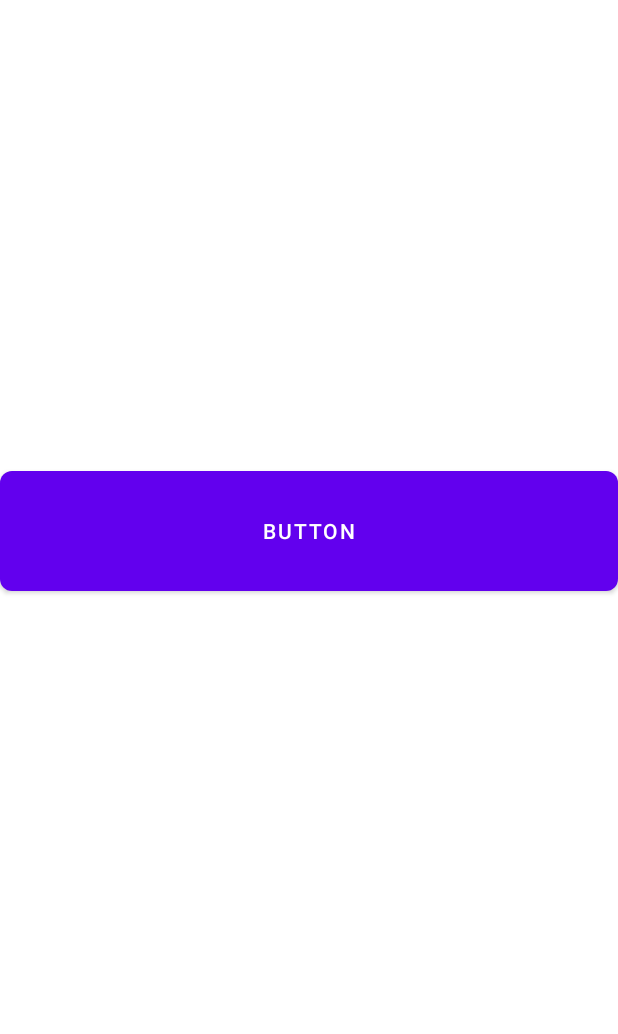
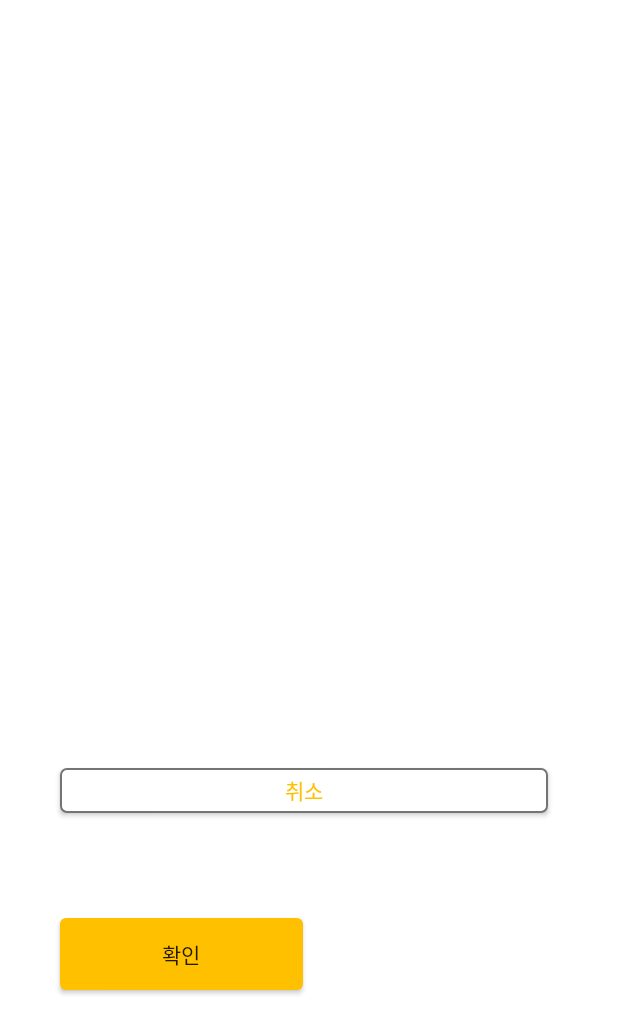
Before and after one commit to Dev-SaTu/KBSC-2022, an Android app: the activity_testcex screen opened directly, with no data from a screen before it, on a phone screen of 412 x 824 dp. Shown: the top 1034 px of the screen. Run offline under Robolectric (Android 15) with nearby library versions, the phone set to English and light mode, and no system bars.

Commit message:
xml 레이아웃 추가 및 value 정리

```diff
--- /dev/null
+++ b/MyApplication/app/src/main/res/drawable/sd_btn_apply.xml
@@ -0,0 +1,7 @@
+<?xml version="1.0" encoding="utf-8"?>
+<shape xmlns:android="http://schemas.android.com/apk/res/android" android:shape="rectangle">
+    <solid android:color="@color/color1" />
+    <corners android:radius="4dp" />
+    <size android:width="162dp" android:height="37.8dp" />
+    <font android:fontFamily="@font/apple_font"/>
+</shape>
--- a/MyApplication/app/src/main/res/drawable/shape_btn_with_box.xml
+++ b/MyApplication/app/src/main/res/drawable/sd_btn_with_box2.xml
@@ -1,6 +1,7 @@
 <?xml version="1.0" encoding="utf-8"?>
 <shape xmlns:android="http://schemas.android.com/apk/res/android" android:shape="rectangle">
     <solid android:color="@color/color1" />
-    <corners android:radius="8dp" />
-    <size android:width="440dp" android:height="80dp" />
+    <corners android:radius="4dp" />
+    <size android:width="105dp" android:height="30dp" />
+    <font android:fontFamily="@font/apple_font" />
 </shape>
--- /dev/null
+++ b/MyApplication/app/src/main/res/drawable/sd_text_box_full.xml
@@ -0,0 +1,8 @@
+<?xml version="1.0" encoding="utf-8"?>
+<shape xmlns:android="http://schemas.android.com/apk/res/android" android:shape="rectangle">
+    <solid android:color="@color/color6" />
+    <corners android:radius="4dp" />
+    <stroke android:width="1dp" android:color="@color/color2"/>
+    <size android:width="325dp" android:height="30dp" />
+    <font android:fontFamily="@font/apple_font" />
+</shape>
--- a/MyApplication/app/src/main/res/layout/activity_test.xml
+++ b/MyApplication/app/src/main/res/layout/activity_test.xml
@@ -6,16 +6,38 @@
     android:layout_height="match_parent"
     tools:context=".activity_testcex">
 
-    <Button
+
+
+
+    <!-- 상단 코드 세줄을 복사하면 양식을 카피 가능하다.-->
+    <!-- <android.widget.Button  // 양식 사용위해서 android.widget으로
+            android:minWidth="0dp"
+            android:minHeight="0dp"
+            android:background="@drawable/sd_text_box_full" -->
+    <android.widget.Button
+        android:minWidth="0dp"
+        android:minHeight="0dp"
+        android:background="@drawable/sd_text_box_full"
         android:id="@+id/button"
         android:layout_width="wrap_content"
         android:layout_height="wrap_content"
-        android:background="@drawable/shape_btn_with_box"
-        android:text="Button"
-        app:layout_constraintBottom_toBottomOf="parent"
+        android:layout_marginTop="512dp"
+        android:text="@string/btn_cancle"
+        android:textColor="@color/color1"
         app:layout_constraintEnd_toEndOf="parent"
-        app:layout_constraintHorizontal_bias="0.0"
+        app:layout_constraintHorizontal_bias="0.464"
         app:layout_constraintStart_toStartOf="parent"
-        app:layout_constraintTop_toTopOf="parent"
-        app:layout_constraintVertical_bias="0.422" />
+        app:layout_constraintTop_toTopOf="parent" />
+
+    <android.widget.Button
+        android:id="@+id/button2"
+        android:layout_width="wrap_content"
+        android:layout_height="wrap_content"
+        android:layout_marginTop="612dp"
+        android:background="@drawable/sd_btn_apply"
+        android:text="@string/btn_apply"
+        app:layout_constraintEnd_toEndOf="parent"
+        app:layout_constraintHorizontal_bias="0.16"
+        app:layout_constraintStart_toStartOf="parent"
+        app:layout_constraintTop_toTopOf="parent" />
 </androidx.constraintlayout.widget.ConstraintLayout>
--- a/MyApplication/app/src/main/res/values/strings.xml
+++ b/MyApplication/app/src/main/res/values/strings.xml
@@ -1,3 +1,10 @@
 <resources>
     <string name="app_name">My Application</string>
+    <string name="btn_apply">확인</string>
+    <string name="btn_cancle">취소</string>
+    <string name="btn_back">이전</string>
+    <string name="btn_register">가입</string>
+    <string name="btn_search">찾기</string>
+    <string name="btn_change">변경</string>
+    <string name="btn_reset">초기화</string>
 </resources>
```
Also changed, not shown: MyApplication/app/src/main/res/drawable/sd_btn_cancel.xml (added, +9 -0 lines), MyApplication/app/src/main/res/drawable/sd_text_box_login.xml (added, +7 -0 lines).
